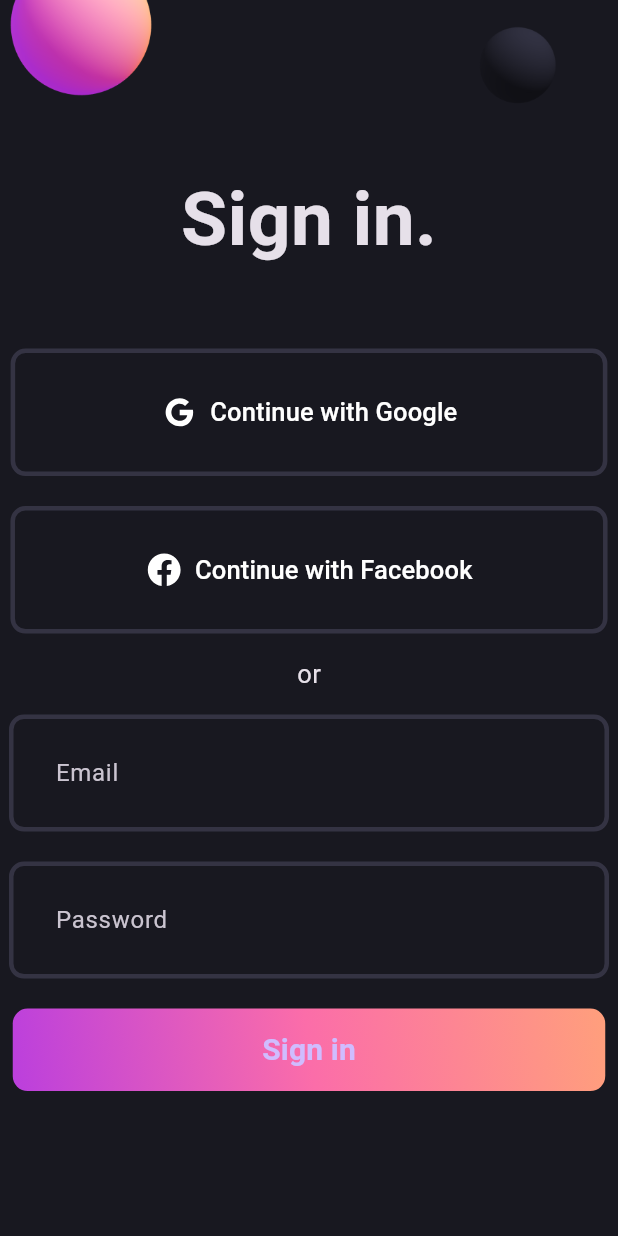
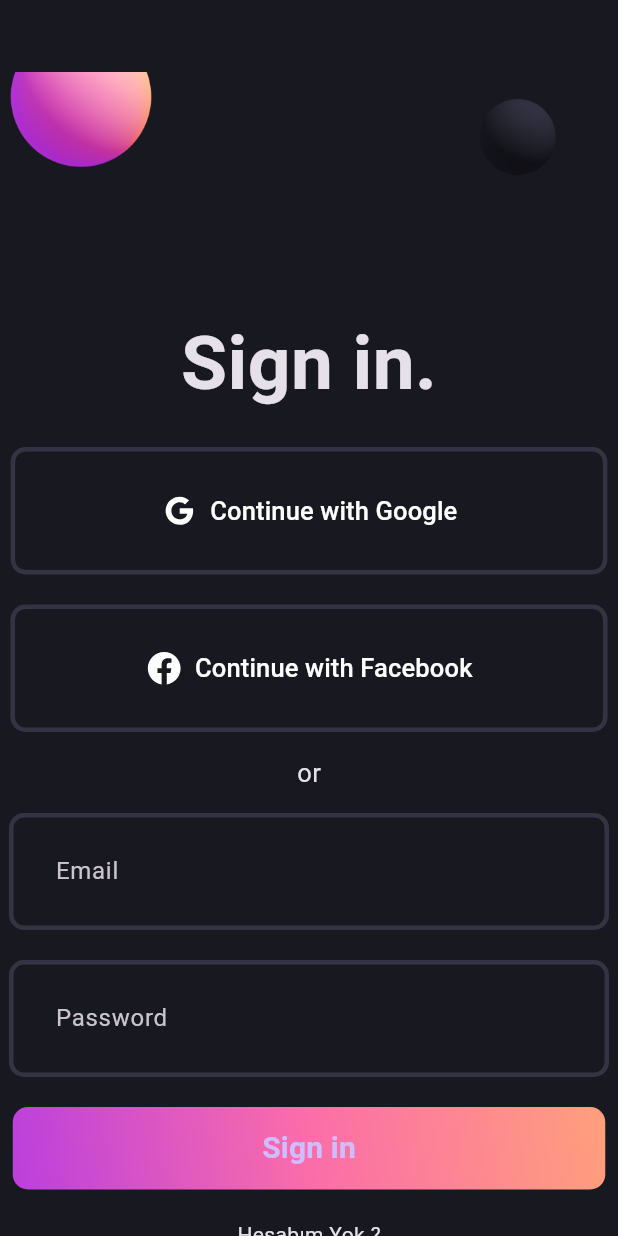
Before and after one commit to Arifcngk/Responsive-Login-Screen-with-Flutter, a Flutter app: the screen it shows after launch, on a phone screen of 412 x 824 dp. Run offline on Flutter 3.47's test engine with Material 3 defaults, Android fonts, the phone set to English and light mode, and no system bars; our stand-ins replace flutter_svg.

Commit message:
feat :added controller and responsive desing

```diff
--- /dev/null
+++ b/lib/login_screen.dart
@@ -0,0 +1,81 @@
+import 'package:flutter/material.dart';
+import 'package:responsive_auth_screen/register_screen.dart';
+import 'package:responsive_auth_screen/widgets/gradient_btn.dart';
+import 'package:responsive_auth_screen/widgets/login_field.dart';
+import 'package:responsive_auth_screen/widgets/socail_button.dart';
+
+class LoginScreen extends StatefulWidget {
+  const LoginScreen({super.key});
+
+  @override
+  State<LoginScreen> createState() => _LoginScreenState();
+}
+
+class _LoginScreenState extends State<LoginScreen> {
+  @override
+  Widget build(BuildContext context) {
+    TextEditingController _emailController = TextEditingController();
+    TextEditingController _passwordController = TextEditingController();
+
+    final heightRes = MediaQuery.of(context).size.height;
+    return Scaffold(
+      body: SingleChildScrollView(
+        child: Center(
+          child: Column(
+            children: [
+              Image.asset(
+                'assets/images/signin_balls.png',
+                height: heightRes * 0.25,
+              ),
+              const Text(
+                'Sign in.',
+                style: TextStyle(
+                  fontSize: 50,
+                  fontWeight: FontWeight.bold,
+                ),
+              ),
+              const SizedBox(height: 20),
+              const SocialButtonWidget(
+                  iconPath: "assets/svgs/g_logo.svg",
+                  text: "Continue with Google"),
+              const SizedBox(height: 20),
+              const SocialButtonWidget(
+                iconPath: "assets/svgs/f_logo.svg",
+                text: "Continue with Facebook",
+                horizontalPadding: 90,
+              ),
+              const SizedBox(height: 15),
+              const Text("or", style: TextStyle(fontSize: 17)),
+              const SizedBox(height: 15),
+              LoginFieldWidget(
+                hintText: "Email",
+                customController: _emailController,
+              ),
+              const SizedBox(height: 20),
+              LoginFieldWidget(
+                hintText: "Password",
+                customController: _passwordController,
+              ),
+              const SizedBox(height: 20),
+              const GradientBtnWidget(),
+              const SizedBox(height: 20),
+              GestureDetector(
+                onTap: () {
+                  Navigator.push(
+                      context,
+                      MaterialPageRoute(
+                        builder: (context) => const RegisterScreen(),
+                      ));
+                },
+                child: Align(
+                  child: Text("Hesabım Yok ?"),
+                ),
+              ),
+              const SizedBox(height: 20),
+            ],
+          ),
+        ),
+      ),
+    );
+  }
+}
--- a/lib/main.dart
+++ b/lib/main.dart
@@ -1,5 +1,5 @@
 import 'package:flutter/material.dart';
-import 'package:responsive_auth_screen/login_scree.dart';
+import 'package:responsive_auth_screen/login_screen.dart';
 import 'package:responsive_auth_screen/palette.dart';
 
 void main() {
--- a/lib/widgets/login_field.dart
+++ b/lib/widgets/login_field.dart
@@ -1,15 +1,27 @@
 import 'package:flutter/material.dart';
 import 'package:responsive_auth_screen/palette.dart';
 
-class LoginFieldWidget extends StatelessWidget {
+class LoginFieldWidget extends StatefulWidget {
   final String hintText;
-  const LoginFieldWidget({super.key, required this.hintText});
+  final TextEditingController _customController;
 
+  LoginFieldWidget(
+      {super.key,
+      required this.hintText,
+      required TextEditingController customController})
+      : _customController = customController;
+
+  @override
+  State<LoginFieldWidget> createState() => _LoginFieldWidgetState();
+}
+
+class _LoginFieldWidgetState extends State<LoginFieldWidget> {
   @override
   Widget build(BuildContext context) {
     return ConstrainedBox(
       constraints: const BoxConstraints(maxWidth: 400),
       child: TextFormField(
+        controller: widget._customController, // Burada widget ile erişiliyor
         decoration: InputDecoration(
           contentPadding: const EdgeInsets.all(27),
           enabledBorder: OutlineInputBorder(
@@ -20,7 +32,7 @@ class LoginFieldWidget extends StatelessWidget {
             borderSide: const BorderSide(color: Pallete.gradient2, width: 3),
             borderRadius: BorderRadius.circular(10),
           ),
-          hintText: hintText,
+          hintText: widget.hintText,
         ),
       ),
     );
```
Also changed, not shown: lib/register_screen.dart (renamed from lib/login_scree.dart, +25 -5 lines), lib/welcome_screen.dart (added, +17 -0 lines), pubspec.lock.
